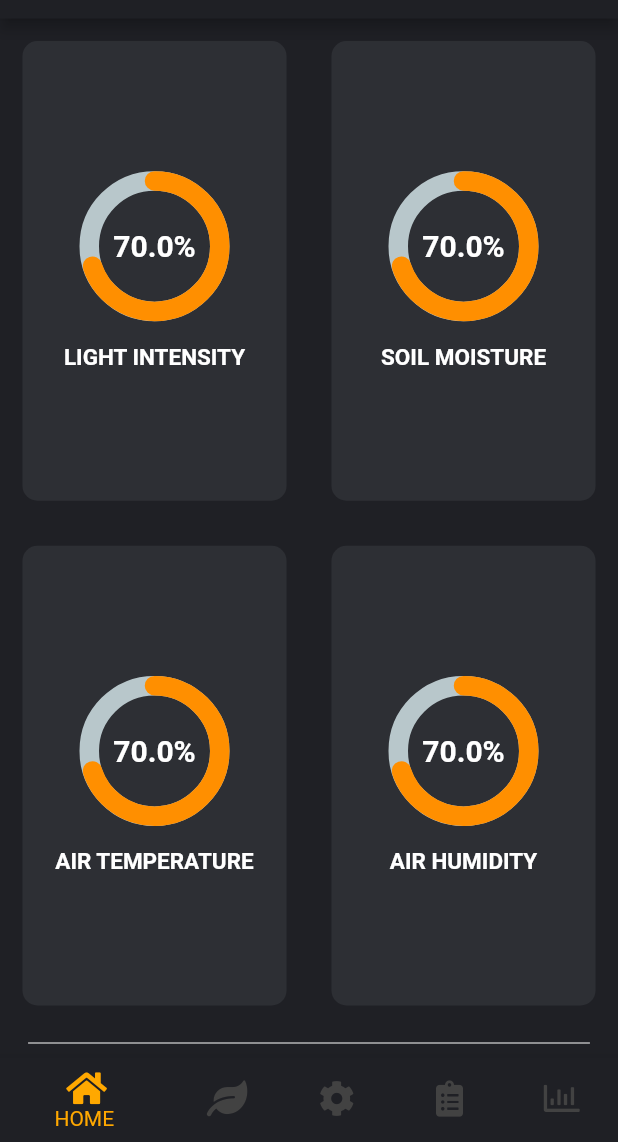
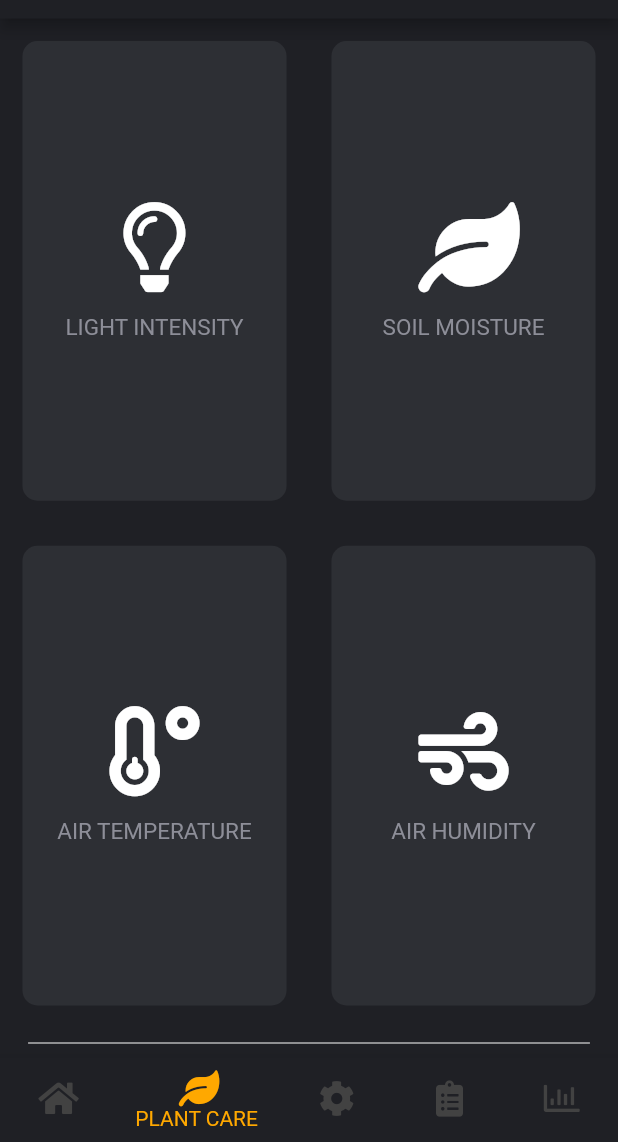
Before and after one commit to AshenOne98/SIGMA-FYP, a Flutter app: the PlantCare screen opened by its route, on a phone screen of 412 x 824 dp, the part 94-1236 px from its top. Run offline on Flutter 3.47's test engine with Material 2 defaults, Android fonts, the phone set to English and light mode, and no system bars; drawn by our look-alikes of percent_indicator; our stand-ins replace font_awesome_flutter.

Commit message:
added plant care page and added plant care content

```diff
--- /dev/null
+++ b/lib/view/components/plant_care_content.dart
@@ -0,0 +1,28 @@
+import 'package:flutter/material.dart';
+import 'package:smart_indoor_garden_monitoring/shared/constants.dart';
+
+class PlantCareContent extends StatelessWidget {
+  final String label;
+  final IconData icon;
+
+  PlantCareContent({@required this.label, @required this.icon});
+  @override
+  Widget build(BuildContext context) {
+    return Column(
+      mainAxisAlignment: MainAxisAlignment.center,
+      children: [
+        Icon(
+          icon,
+          size: 60.0,
+        ),
+        SizedBox(
+          height: 15.0,
+        ),
+        Text(
+          label.toUpperCase(),
+          style: kLabelTextStyle,
+        ),
+      ],
+    );
+  }
+}
--- a/lib/view/plant_care.dart
+++ b/lib/view/plant_care.dart
@@ -1,8 +1,9 @@
 import 'package:flutter/material.dart';
+import 'package:font_awesome_flutter/font_awesome_flutter.dart';
 import 'package:smart_indoor_garden_monitoring/shared/constants.dart';
 import 'package:smart_indoor_garden_monitoring/view/components/appbar_content.dart';
 import 'package:smart_indoor_garden_monitoring/view/components/bottom_navbar.dart';
-import 'package:smart_indoor_garden_monitoring/view/components/home_content.dart';
+import 'package:smart_indoor_garden_monitoring/view/components/plant_care_content.dart';
 import 'package:smart_indoor_garden_monitoring/view/components/reusable_card.dart';
 
 class PlantCare extends StatefulWidget {
@@ -26,15 +27,17 @@ class _PlantCareState extends State<PlantCare> {
                 Expanded(
                   child: ReusableCard(
                     color: kActiveCardColor,
-                    cardChild: HomeContent(
+                    cardChild: PlantCareContent(
                       label: 'light intensity',
+                      icon: FontAwesomeIcons.lightbulb,
                     ),
                   ),
                 ),
                 Expanded(
                   child: ReusableCard(
                     color: kActiveCardColor,
-                    cardChild: HomeContent(
+                    cardChild: PlantCareContent(
+                      icon: FontAwesomeIcons.leaf,
                       label: 'soil moisture',
                     ),
                   ),
@@ -48,16 +51,18 @@ class _PlantCareState extends State<PlantCare> {
                 Expanded(
                   child: ReusableCard(
                     color: kActiveCardColor,
-                    cardChild: HomeContent(
+                    cardChild: PlantCareContent(
                       label: 'air temperature',
+                      icon: FontAwesomeIcons.temperatureLow,
                     ),
                   ),
                 ),
                 Expanded(
                   child: ReusableCard(
                     color: kActiveCardColor,
-                    cardChild: HomeContent(
+                    cardChild: PlantCareContent(
                       label: 'air humidity',
+                      icon: FontAwesomeIcons.wind,
                     ),
                   ),
                 ),
@@ -72,7 +77,7 @@ class _PlantCareState extends State<PlantCare> {
             ),
           ),
           BottomNavBar(
-            selectedIndex: 0,
+            selectedIndex: 1,
           ),
         ],
       ),
```
Also changed, not shown: lib/view/components/plant_content.dart (deleted).
